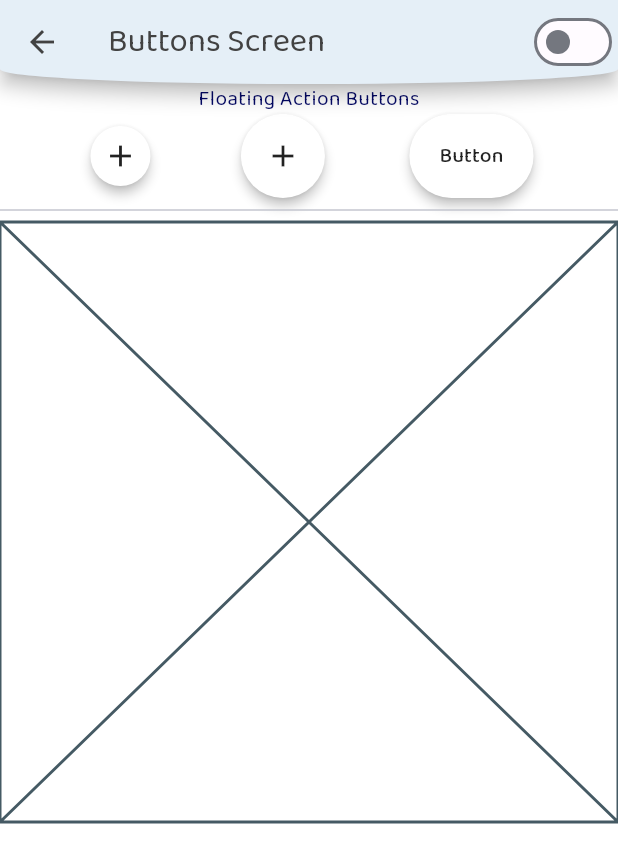
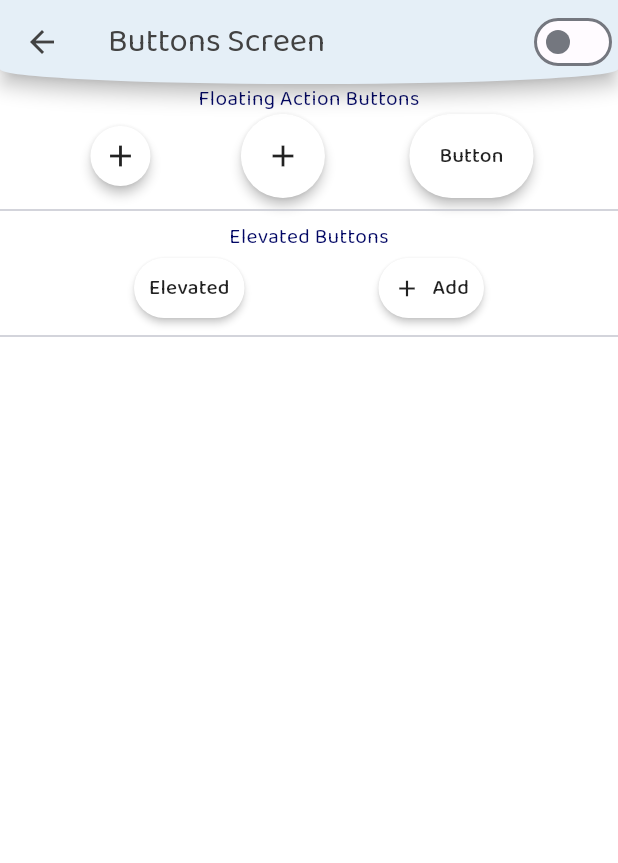
Before and after one commit to blackshadowsoftwareltd/Theme-Material-3, a Flutter app: the ButtonScreen screen opened directly, on a phone screen of 412 x 824 dp. Shown: the top 863 px of the screen. Run offline on Flutter 3.47's test engine with Material 2 defaults, Android fonts, the phone set to English and light mode, and no system bars; our stand-ins replace flutter_riverpod, google_fonts.

Commit message:
elevated buttons

```diff
--- a/lib/helpers/themes/styles/elevated.dart
+++ b/lib/helpers/themes/styles/elevated.dart
@@ -1,10 +1,10 @@
 import 'package:flutter/material.dart';
-import 'package:theme_material_3/helpers/themes/color_schemes.dart';
+import '../../themes/color_schemes.dart' show lightColorScheme, darkColorScheme;
 
 ///? Light
 ElevatedButtonThemeData lightElevatedButtonTheme = ElevatedButtonThemeData(
     style: ElevatedButton.styleFrom(
-  padding: const EdgeInsets.symmetric(horizontal: 8),
+  padding: const EdgeInsets.symmetric(horizontal: 10),
   foregroundColor: lightColorScheme.onTertiary,
   surfaceTintColor: lightColorScheme.tertiary,
   backgroundColor: lightColorScheme.tertiary,
@@ -16,6 +16,7 @@ ElevatedButtonThemeData lightElevatedButtonTheme = ElevatedButtonThemeData(
 ///? Dark
 ElevatedButtonThemeData darkElevatedButtonTheme = ElevatedButtonThemeData(
     style: ElevatedButton.styleFrom(
+  padding: const EdgeInsets.symmetric(horizontal: 10),
   foregroundColor: darkColorScheme.onTertiary,
   surfaceTintColor: lightColorScheme.tertiary,
   backgroundColor: darkColorScheme.tertiary,
--- a/lib/modules/buttons/components/elevated.dart
+++ b/lib/modules/buttons/components/elevated.dart
@@ -1,9 +1,26 @@
 import 'package:flutter/material.dart';
+
 class ElevatedButtons extends StatelessWidget {
   const ElevatedButtons({super.key});
 
   @override
   Widget build(BuildContext context) {
-    return const Placeholder();
+    return Column(
+      children: [
+        const Text('Elevated Buttons'),
+        Row(
+          mainAxisAlignment: MainAxisAlignment.spaceEvenly,
+          children: [
+            ElevatedButton(onPressed: () {}, child: const Text('Elevated')),
+            ElevatedButton.icon(
+              onPressed: () {},
+              label: const Text('Add'),
+              icon: const Icon(Icons.add),
+            ),
+          ],
+        ),
+        const Divider(),
+      ],
+    );
   }
 }
```
